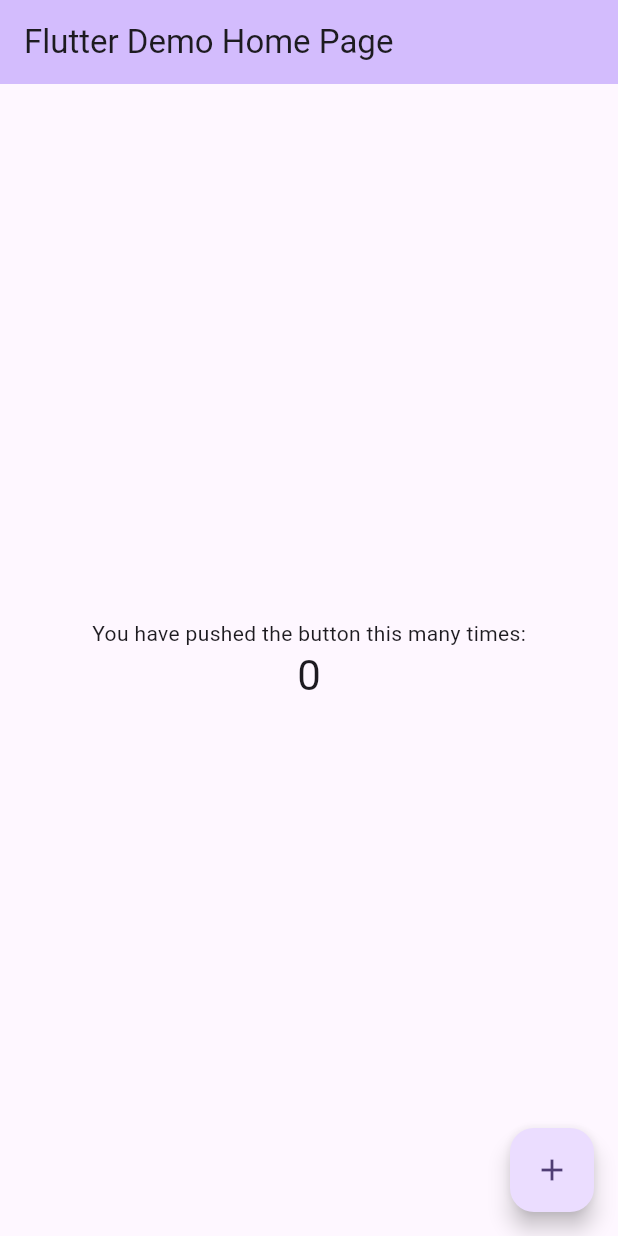
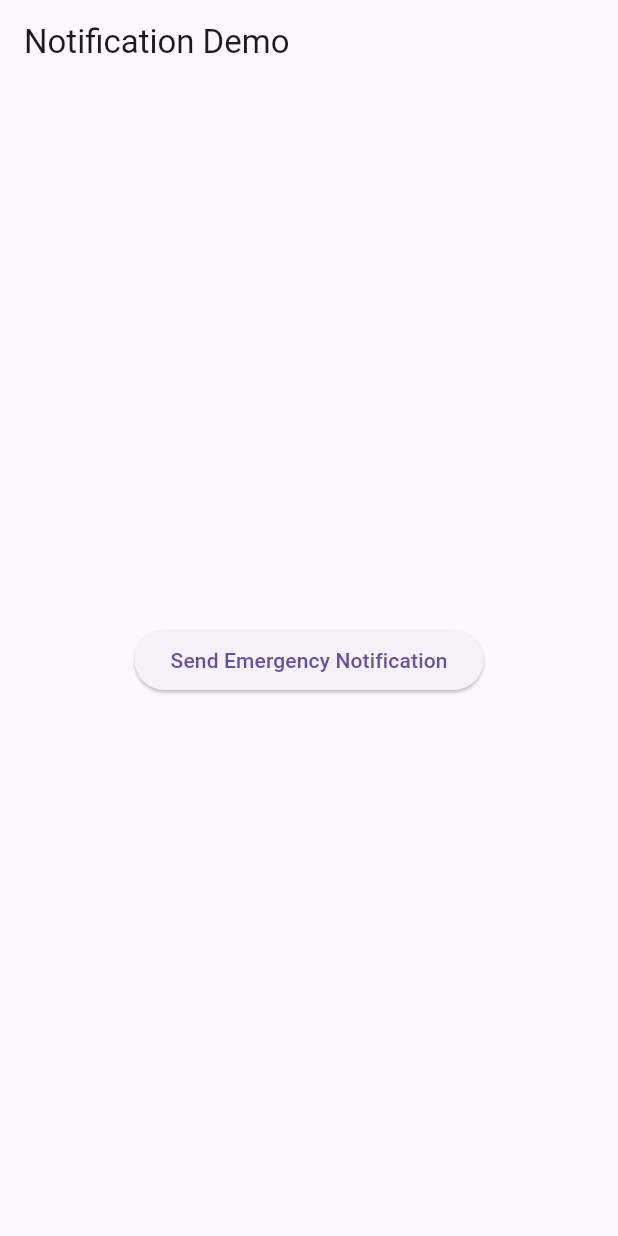
Before and after one commit to yasmine-ounissi/flutter-MyLights-App, a Flutter app: the screen it shows after launch, on a phone screen of 412 x 824 dp. Run offline on Flutter 3.47's test engine with Material 3 defaults, Android fonts, the light colour scheme and no system bars; our stand-ins replace flutter_local_notifications, flutter_map, latlong2.

Commit message:
MY mobile App MyLights

```diff
--- a/lib/main.dart
+++ b/lib/main.dart
@@ -1,4 +1,5 @@
 import 'package:flutter/material.dart';
+import 'package:flutter_local_notifications/flutter_local_notifications.dart';
 
 void main() {
   runApp(const MyApp());
@@ -7,106 +8,72 @@ void main() {
 class MyApp extends StatelessWidget {
   const MyApp({super.key});
 
-  // This widget is the root of your application.
   @override
   Widget build(BuildContext context) {
     return MaterialApp(
-      title: 'Flutter Demo',
-      theme: ThemeData(
-        // This is the theme of your application.
-        //
-        // TRY THIS: Try running your application with "flutter run". You'll see
-        // the application has a purple toolbar. Then, without quitting the app,
-        // try changing the seedColor in the colorScheme below to Colors.green
-        // and then invoke "hot reload" (save your changes or press the "hot
-        // reload" button in a Flutter-supported IDE, or press "r" if you used
-        // the command line to start the app).
-        //
-        // Notice that the counter didn't reset back to zero; the application
-        // state is not lost during the reload. To reset the state, use hot
-        // restart instead.
-        //
-        // This works for code too, not just values: Most code changes can be
-        // tested with just a hot reload.
-        colorScheme: ColorScheme.fromSeed(seedColor: Colors.deepPurple),
-        useMaterial3: true,
-      ),
-      home: const MyHomePage(title: 'Flutter Demo Home Page'),
+      title: 'Notification Demo',
+      theme: ThemeData(primarySwatch: Colors.blue),
+      home: const NotificationScreen(),
     );
   }
 }
 
-class MyHomePage extends StatefulWidget {
-  const MyHomePage({super.key, required this.title});
-
-  // This widget is the home page of your application. It is stateful, meaning
-  // that it has a State object (defined below) that contains fields that affect
-  // how it looks.
-
-  // This class is the configuration for the state. It holds the values (in this
-  // case the title) provided by the parent (in this case the App widget) and
-  // used by the build method of the State. Fields in a Widget subclass are
-  // always marked "final".
-
-  final String title;
+class NotificationScreen extends StatefulWidget {
+  const NotificationScreen({super.key});
 
   @override
-  State<MyHomePage> createState() => _MyHomePageState();
+  _NotificationScreenState createState() => _NotificationScreenState();
 }
 
-class _MyHomePageState extends State<MyHomePage> {
-  int _counter = 0;
+class _NotificationScreenState extends State<NotificationScreen> {
+  late FlutterLocalNotificationsPlugin flutterLocalNotificationsPlugin;
 
-  void _incrementCounter() {
-    setState(() {
-      // This call to setState tells the Flutter framework that something has
-      // changed in this State, which causes it to rerun the build method below
-      // so that the display can reflect the updated values. If we changed
-      // _counter without calling setState(), then the build method would not be
-      // called again, and so nothing would appear to happen.
-      _counter++;
-    });
+  @override
+  void initState() {
+    super.initState();
+    flutterLocalNotificationsPlugin = FlutterLocalNotificationsPlugin();
+    const AndroidInitializationSettings androidInitializationSettings =
+        AndroidInitializationSettings('@mipmap/ic_launcher');
+    final InitializationSettings initializationSettings =
+        InitializationSettings(android: androidInitializationSettings);
+
+    flutterLocalNotificationsPlugin.initialize(initializationSettings);
+  }
+
+  Future<void> showNotification() async {
+    const AndroidNotificationDetails androidDetails =
+        AndroidNotificationDetails(
+      'emergency_channel',
+      'Emergency Notifications',
+      channelDescription: 'This channel is used for emergency alerts',
+      importance: Importance.high,
+      priority: Priority.high,
+    );
+
+    const NotificationDetails platformDetails = NotificationDetails(
+      android: androidDetails,
+    );
+
+    await flutterLocalNotificationsPlugin.show(
+      0,
+      'Emergency Alert',
+      'An emergency has occurred, please check your safety!',
+      platformDetails,
+    );
   }
 
   @override
   Widget build(BuildContext context) {
-    // This method is rerun every time setState is called, for instance as done
-    // by the _incrementCounter method above.
-    //
-    // The Flutter framework has been optimized to make rerunning build methods
-    // fast, so that you can just rebuild anything that needs updating rather
-    // than having to individually change instances of widgets.
     return Scaffold(
       appBar: AppBar(
-        // TRY THIS: Try changing the color here to a specific color (to
-        // Colors.amber, perhaps?) and trigger a hot reload to see the AppBar
-        // change color while the other colors stay the same.
-        backgroundColor: Theme.of(context).colorScheme.inversePrimary,
-        // Here we take the value from the MyHomePage object that was created by
-        // the App.build method, and use it to set our appbar title.
-        title: Text(widget.title),
+        title: const Text('Notification Demo'),
       ),
       body: Center(
-        // Center is a layout widget. It takes a single child and positions it
-        // in the middle of the parent.
-        child: Column(
-          mainAxisAlignment: MainAxisAlignment.center,
-          children: <Widget>[
-            const Text(
-              'You have pushed the button this many times:',
-            ),
-            Text(
-              '$_counter',
-              style: Theme.of(context).textTheme.headlineMedium,
-            ),
-          ],
+        child: ElevatedButton(
+          onPressed: showNotification,
+          child: const Text('Send Emergency Notification'),
         ),
       ),
-      floatingActionButton: FloatingActionButton(
-        onPressed: _incrementCounter,
-        tooltip: 'Increment',
-        child: const Icon(Icons.add),
-      ), // This trailing comma makes auto-formatting nicer for build methods.
     );
   }
 }
--- a/pubspec.yaml
+++ b/pubspec.yaml
@@ -6,10 +6,11 @@ version: 1.0.0+1
 
 environment:
   sdk: ">=3.0.0 <4.0.0"
-
 dependencies:
   flutter:
     sdk: flutter
+  flutter_local_notifications: ^9.0.0
+  provider: ^6.0.2
   flutter_map: ^4.0.0
   latlong2: ^0.8.2
 
```
Also changed, not shown: pubspec.lock, 3 other files.
